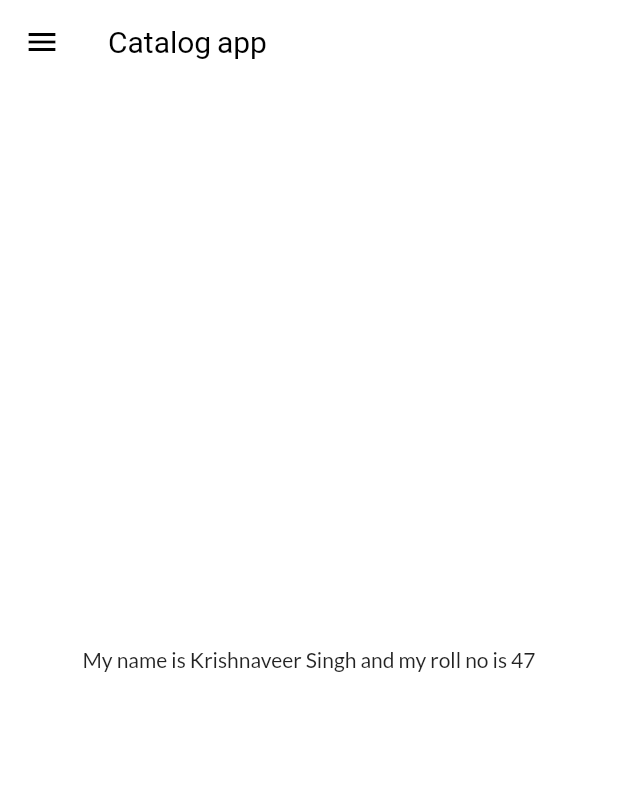
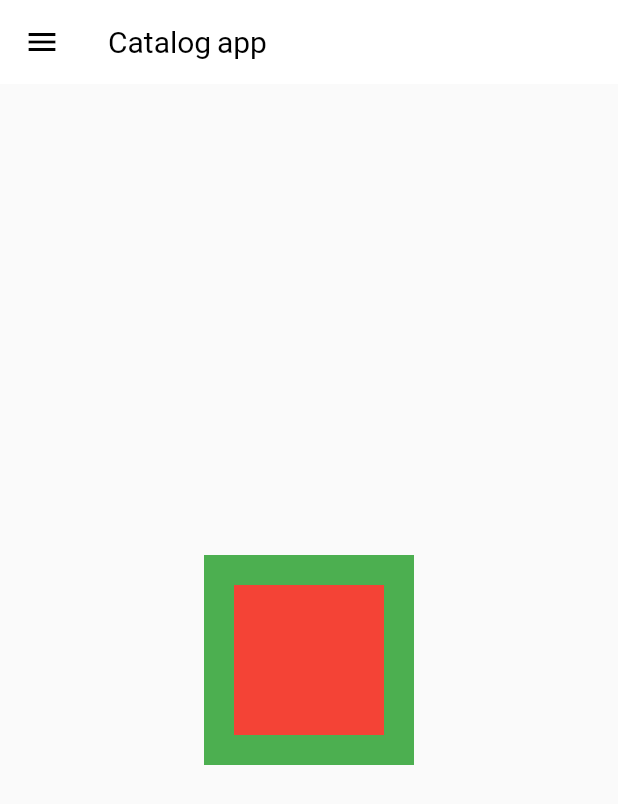
Before and after one commit to 47krishnaveersingh/learnig-flutter, a Flutter app: the HomePage screen opened by its route, on a phone screen of 412 x 824 dp. Shown: the top 804 px of the screen. Run offline on Flutter 3.47's test engine with Material 2 defaults, Android fonts, the phone set to English and light mode, and no system bars; our stand-ins replace google_fonts.

Commit message:
learned contraints

```diff
--- a/lib/pages/home_page.dart
+++ b/lib/pages/home_page.dart
@@ -10,12 +10,19 @@ class HomePage extends StatelessWidget {
   @override
   Widget build(BuildContext context) {
     return Scaffold(
-      backgroundColor: Colors.white,
       appBar: AppBar(
         title: const Text("Catalog app"),
       ),
       body: Center(
-        child: Text("My name is $name and my roll no is $n"),
+        child: Container(
+          color: Colors.green,
+          padding: EdgeInsets.all(20),
+          child: Container(
+            height: 100,
+            width: 100,
+            color: Colors.red,
+          ),
+        ),
       ),
       drawer: const MyDrawer(),
     );
```
